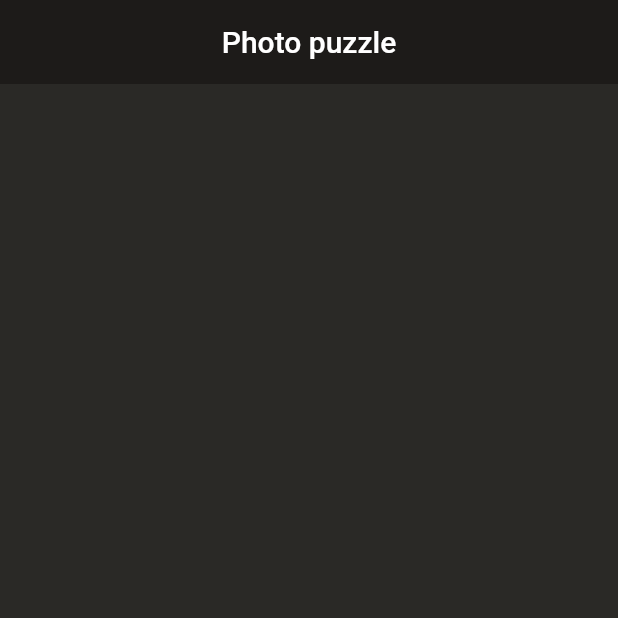
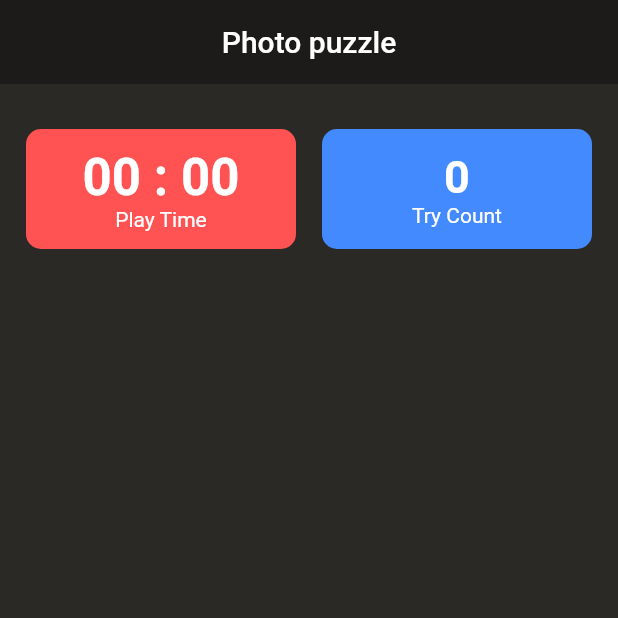
Before and after one commit to cafefarm-johnny/photo_puzzle_app, a Flutter app: the screen it shows after launch, on a phone screen of 412 x 824 dp, the top half of it. Run offline on Flutter 3.47's test engine with Material 2 defaults, Android fonts, the phone set to English and light mode, and no system bars; statements that could not run were skipped.

Commit message:
feat: 타이머, 카운터 레이아웃 구성

```diff
--- a/lib/home_page.dart
+++ b/lib/home_page.dart
@@ -1,5 +1,6 @@
 import 'package:flutter/material.dart';
 import 'package:photo_puzzle_app/puzzle.dart';
+import 'package:photo_puzzle_app/timer.dart';
 
 class HomePage extends StatefulWidget {
   const HomePage({Key? key}) : super(key: key);
@@ -37,6 +38,13 @@ class _HomePageState extends State<HomePage> {
       ),
       body: Container(
         color: const Color(0xff2a2926),
+        width: double.infinity,
+        child: Column(
+          children: const [
+            SizedBox(height: 30),
+            Timer(),
+          ],
+        )
       ),
     );
   }
--- /dev/null
+++ b/lib/timer.dart
@@ -0,0 +1,88 @@
+import 'package:flutter/material.dart';
+
+class Timer extends StatefulWidget {
+  const Timer({Key? key}) : super(key: key);
+
+  @override
+  State<Timer> createState() => _TimerState();
+}
+
+class _TimerState extends State<Timer> {
+
+  final _width = 180.0;
+  final _height = 80.0;
+
+  @override
+  Widget build(BuildContext context) {
+    return Row(
+      mainAxisAlignment: MainAxisAlignment.spaceEvenly,
+      children: [
+        _createTimer(),
+        _createCounter(),
+      ],
+    );
+  }
+
+  Widget _createTimer() {
+    return Container(
+      decoration: BoxDecoration(
+        color: Colors.redAccent,
+        borderRadius: BorderRadius.circular(10.0),
+      ),
+      // color: Colors.redAccent,
+      width: _width,
+      height: _height,
+      child: Column(
+        mainAxisAlignment: MainAxisAlignment.center,
+        children: const [
+          Text(
+            "00 : 00",
+            style: TextStyle(
+              color: Colors.white,
+              fontSize: 34,
+              fontWeight: FontWeight.bold,
+            ),
+          ),
+          Text(
+            "Play Time",
+            style: TextStyle(
+                color: Colors.white,
+                fontSize: 14
+            ),
+          ),
+        ],
+      ),
+    );
+  }
+
+  Widget _createCounter() {
+    return Container(
+      decoration: BoxDecoration(
+        color: Colors.blueAccent,
+        borderRadius: BorderRadius.circular(10.0),
+      ),
+      width: _width,
+      height: _height,
+      child: Column(
+        mainAxisAlignment: MainAxisAlignment.center,
+        children: const [
+          Text(
+            "0",
+            style: TextStyle(
+                color: Colors.white,
+                fontSize: 30,
+                fontWeight: FontWeight.bold
+            ),
+          ),
+          Text(
+            "Try Count",
+            style: TextStyle(
+                color: Colors.white,
+                fontSize: 14
+            ),
+          ),
+        ],
+      ),
+    );
+  }
+}
```
